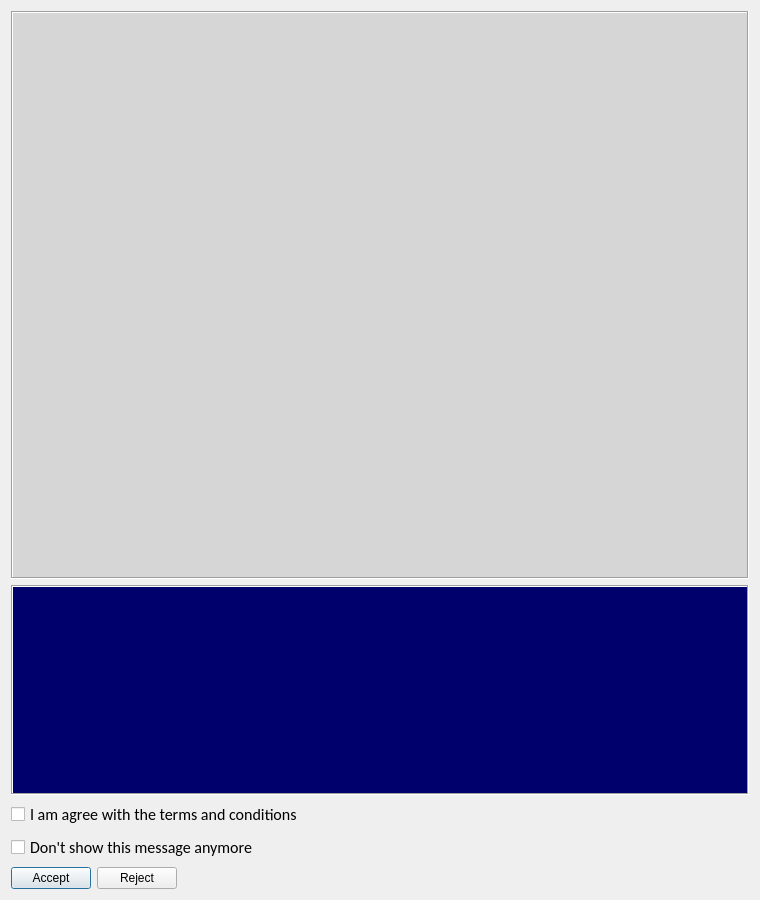
First picture: the form in signal/gui/forms/license_window.ui, repository FedorIvanov37/sv-terminal, before the edit.
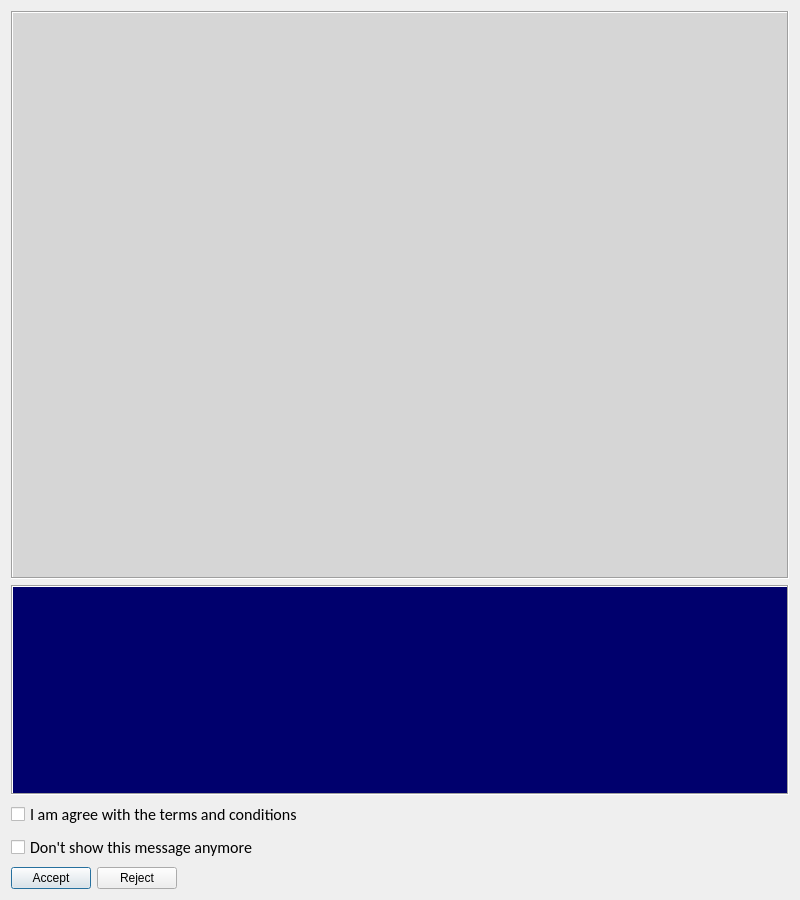
Second picture: the form after the edit.

Diff of the .ui file:
```diff
--- a/signal/gui/forms/license_window.ui
+++ b/signal/gui/forms/license_window.ui
@@ -9,25 +9,25 @@
    <rect>
     <x>0</x>
     <y>0</y>
-    <width>760</width>
+    <width>800</width>
     <height>900</height>
    </rect>
   </property>
   <property name="sizePolicy">
-   <sizepolicy hsizetype="Fixed" vsizetype="Preferred">
+   <sizepolicy hsizetype="Fixed" vsizetype="Fixed">
     <horstretch>0</horstretch>
     <verstretch>0</verstretch>
    </sizepolicy>
   </property>
   <property name="minimumSize">
    <size>
-    <width>760</width>
+    <width>800</width>
     <height>900</height>
    </size>
   </property>
   <property name="maximumSize">
    <size>
-    <width>760</width>
+    <width>800</width>
     <height>900</height>
    </size>
   </property>
@@ -96,7 +96,7 @@
       <enum>Qt::ScrollBarAlwaysOff</enum>
      </property>
      <property name="horizontalScrollBarPolicy">
-      <enum>Qt::ScrollBarAlwaysOff</enum>
+      <enum>Qt::ScrollBarAsNeeded</enum>
      </property>
      <property name="documentTitle">
       <string>GNU/GPL license agreement</string>
@@ -105,7 +105,7 @@
       <bool>false</bool>
      </property>
      <property name="lineWrapMode">
-      <enum>QTextEdit::WidgetWidth</enum>
+      <enum>QTextEdit::NoWrap</enum>
      </property>
      <property name="readOnly">
       <bool>true</bool>
```
